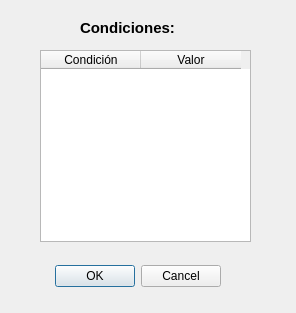
Qt form gui_contratos_condiciones.ui (Jose-Cisneros/MoliTec) before a commit.
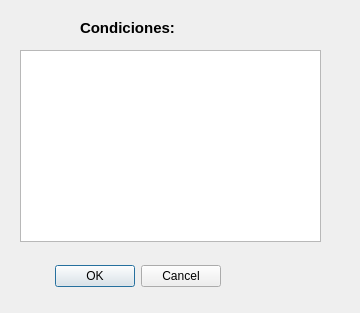
The same form after that commit.

Commit message: abm contratos

```diff
--- a/gui_contratos_condiciones.ui
+++ b/gui_contratos_condiciones.ui
@@ -6,7 +6,7 @@
    <rect>
     <x>0</x>
     <y>0</y>
-    <width>296</width>
+    <width>360</width>
     <height>313</height>
    </rect>
   </property>
@@ -29,26 +29,6 @@
     <set>QDialogButtonBox::Cancel|QDialogButtonBox::Ok</set>
    </property>
   </widget>
-  <widget class="QTableWidget" name="tableWidget">
-   <property name="geometry">
-    <rect>
-     <x>40</x>
-     <y>50</y>
-     <width>211</width>
-     <height>192</height>
-    </rect>
-   </property>
-   <column>
-    <property name="text">
-     <string>Condición</string>
-    </property>
-   </column>
-   <column>
-    <property name="text">
-     <string>Valor</string>
-    </property>
-   </column>
-  </widget>
   <widget class="QLabel" name="label">
    <property name="geometry">
     <rect>
@@ -69,6 +49,16 @@
     <string>Condiciones:</string>
    </property>
   </widget>
+  <widget class="QTableView" name="tableView">
+   <property name="geometry">
+    <rect>
+     <x>20</x>
+     <y>50</y>
+     <width>301</width>
+     <height>192</height>
+    </rect>
+   </property>
+  </widget>
  </widget>
  <resources/>
  <connections>
```
The commit also changes 107 other files.
